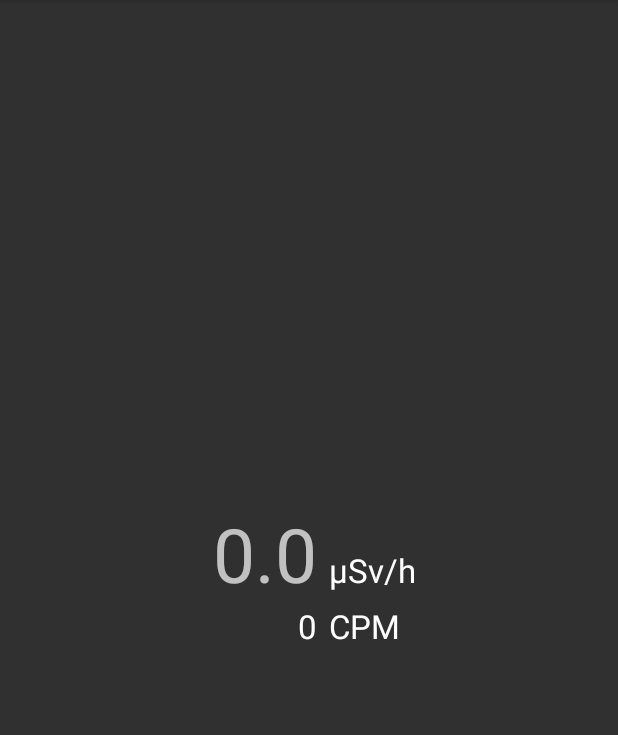
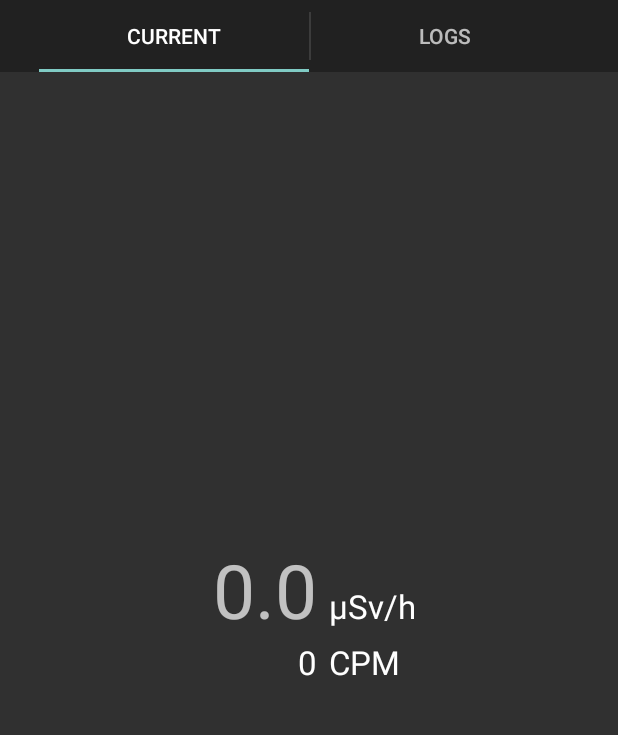
Before and after one commit to michaelkoetter/RadiationMonitor, an Android app: the screen it shows after launch (MainActivity), on a phone screen of 412 x 824 dp, the part 84-819 px from its top. Run offline under Robolectric (Android 15) with nearby library versions, the phone set to English and light mode, and no system bars; 4 statements that could not run were skipped.

Commit message:
- reorganized layout (tabs & fragments)

```diff
--- a/radmon/src/main/java/de/mkoetter/radmon/MainActivity.java
+++ b/radmon/src/main/java/de/mkoetter/radmon/MainActivity.java
@@ -5,46 +5,57 @@ import android.content.Intent;
 import android.content.ServiceConnection;
 import android.os.Bundle;
 import android.os.IBinder;
+import android.support.v4.app.FragmentTransaction;
+import android.support.v4.view.ViewPager;
+import android.support.v7.app.ActionBar;
 import android.support.v7.app.ActionBarActivity;
 import android.view.Menu;
 import android.view.MenuItem;
-import android.widget.TextView;
-import android.widget.Toast;
-
-import java.text.DecimalFormat;
-import java.text.DecimalFormatSymbols;
-import java.util.Locale;
 
 import de.mkoetter.radmon.db.Session;
 
-public class MainActivity extends ActionBarActivity implements RadmonServiceClient {
+public class MainActivity extends ActionBarActivity implements RadmonServiceClient, ActionBar.TabListener, ViewPager.OnPageChangeListener {
 
-    private static final DecimalFormat DECIMAL_FORMAT = new DecimalFormat("#0.00",
-            DecimalFormatSymbols.getInstance(Locale.US));
 
     private RadmonService radmonService = null;
     private Session currentSession = null;
+
+    private ViewPager viewPager;
+    private TabsPagerAdapter mAdapter;
+    private ActionBar actionBar;
 
     @Override
     protected void onCreate(Bundle savedInstanceState) {
         super.onCreate(savedInstanceState);
         setContentView(R.layout.activity_main);
 
-        // Set up the action bar to show a dropdown list.
-        // final ActionBar actionBar = getSupportActionBar();
-
         // bind our helper service
         Intent radmonServiceIntent = new Intent(this, RadmonService.class);
         startService(radmonServiceIntent);
         bindService(radmonServiceIntent, radmonServiceConnection, BIND_AUTO_CREATE);
+
+        actionBar = getSupportActionBar();
+        viewPager = (ViewPager) findViewById(R.id.pager);
+        viewPager.setOnPageChangeListener(this);
+        mAdapter = new TabsPagerAdapter(getSupportFragmentManager());
+
+        viewPager.setAdapter(mAdapter);
+        actionBar.setHomeButtonEnabled(false);
+        actionBar.setNavigationMode(ActionBar.NAVIGATION_MODE_TABS);
+
+        String[] tabs = {getString(R.string.tab_current), getString(R.string.tab_logs)};
+        for (String tab : tabs) {
+            actionBar.addTab(actionBar.newTab().setText(tab).setTabListener(this));
+        }
+
     }
 
     @Override
-    public void onRestoreInstanceState(Bundle savedInstanceState) {
-    }
-
-    @Override
-    public void onSaveInstanceState(Bundle outState) {
+    protected void onDestroy() {
+        super.onDestroy();
+        if (radmonService != null) {
+            radmonService.removeServiceClient(this);
+        }
     }
 
     @Override
@@ -53,7 +64,6 @@ public class MainActivity extends ActionBarActivity implements RadmonServiceClie
         getMenuInflater().inflate(R.menu.main, menu);
         return true;
     }
-
 
     @Override
     public boolean onPrepareOptionsMenu(Menu menu) {
@@ -105,25 +115,6 @@ public class MainActivity extends ActionBarActivity implements RadmonServiceClie
     }
 
     public void onUpdateCPM(final Long cpm) {
-        runOnUiThread(new Runnable() {
-            @Override
-            public void run() {
-                Double dose = 0d;
-
-                if (currentSession != null) {
-                    Double conversionFactor = currentSession.getConversionFactor();
-                    dose = cpm / conversionFactor;
-
-                    TextView txtCPM = (TextView) findViewById(R.id.txtCPM);
-                    TextView txtDose = (TextView) findViewById(R.id.txtDose);
-                    TextView txtUnit = (TextView) findViewById(R.id.txtDoseUnits);
-                    txtUnit.setText(currentSession.getUnit());
-                    txtCPM.setText(Long.toString(cpm));
-                    txtDose.setText(DECIMAL_FORMAT.format(dose));
-                }
-
-            }
-        });
     }
 
     @Override
@@ -138,7 +129,7 @@ public class MainActivity extends ActionBarActivity implements RadmonServiceClie
             RadmonService.LocalBinder binder = (RadmonService.LocalBinder)iBinder;
             radmonService = binder.getService();
 
-            radmonService.setServiceClient(MainActivity.this);
+            radmonService.addServiceClient(MainActivity.this);
             // this calls onUpdateSession, onUpdateCPM
         }
 
@@ -148,4 +139,34 @@ public class MainActivity extends ActionBarActivity implements RadmonServiceClie
         }
     };
 
+    public RadmonService getRadmonService() {
+        return radmonService;
+    }
+
+    @Override
+    public void onTabSelected(ActionBar.Tab tab, FragmentTransaction fragmentTransaction) {
+        viewPager.setCurrentItem(tab.getPosition());
+    }
+
+    @Override
+    public void onPageSelected(int position) {
+        getSupportActionBar().setSelectedNavigationItem(position);
+    }
+
+    @Override
+    public void onTabUnselected(ActionBar.Tab tab, FragmentTransaction fragmentTransaction) {
+    }
+
+    @Override
+    public void onTabReselected(ActionBar.Tab tab, FragmentTransaction fragmentTransaction) {
+    }
+
+    @Override
+    public void onPageScrolled(int position, float positionOffset, int positionOffsetPixels) {
+    }
+
+
+    @Override
+    public void onPageScrollStateChanged(int state) {
+    }
 }
--- /dev/null
+++ b/radmon/src/main/java/de/mkoetter/radmon/TabsPagerAdapter.java
@@ -0,0 +1,34 @@
+package de.mkoetter.radmon;
+
+import android.support.v4.app.Fragment;
+import android.support.v4.app.FragmentManager;
+import android.support.v4.app.FragmentPagerAdapter;
+
+import de.mkoetter.radmon.fragment.CurrentFragment;
+import de.mkoetter.radmon.fragment.LogsFragment;
+
+/**
+ * Created by mk on 02.04.14.
+ */
+public class TabsPagerAdapter extends FragmentPagerAdapter {
+
+    public TabsPagerAdapter(FragmentManager fm) {
+        super(fm);
+    }
+
+    @Override
+    public Fragment getItem(int position) {
+        switch (position) {
+            case 0:
+                return new CurrentFragment();
+            case 1:
+                return new LogsFragment();
+        };
+        return null;
+    }
+
+    @Override
+    public int getCount() {
+        return 2;
+    }
+}
--- /dev/null
+++ b/radmon/src/main/java/de/mkoetter/radmon/fragment/CurrentFragment.java
@@ -0,0 +1,102 @@
+package de.mkoetter.radmon.fragment;
+
+import android.content.ComponentName;
+import android.content.Context;
+import android.content.Intent;
+import android.content.ServiceConnection;
+import android.os.Bundle;
+import android.os.IBinder;
+import android.support.v4.app.Fragment;
+import android.view.LayoutInflater;
+import android.view.View;
+import android.view.ViewGroup;
+import android.widget.TextView;
+
+import java.text.DecimalFormat;
+import java.text.DecimalFormatSymbols;
+import java.util.Locale;
+
+import de.mkoetter.radmon.R;
+import de.mkoetter.radmon.RadmonService;
+import de.mkoetter.radmon.RadmonServiceClient;
+import de.mkoetter.radmon.db.Session;
+
+/**
+ * Created by mk on 02.04.14.
+ */
+public class CurrentFragment extends Fragment implements RadmonServiceClient {
+
+    private static final DecimalFormat DECIMAL_FORMAT = new DecimalFormat("#0.00",
+            DecimalFormatSymbols.getInstance(Locale.US));
+
+    private RadmonService radmonService = null;
+    private Session currentSession = null;
+
+    @Override
+    public void onCreate(Bundle savedInstanceState) {
+        super.onCreate(savedInstanceState);
+
+        // bind service
+        Intent radmonServiceIntent = new Intent(getActivity(), RadmonService.class);
+        getActivity().bindService(radmonServiceIntent, radmonServiceConnection, Context.BIND_AUTO_CREATE);
+    }
+
+    @Override
+    public void onDestroy() {
+        super.onDestroy();
+        if (radmonService != null) {
+            radmonService.removeServiceClient(this);
+        }
+    }
+
+    @Override
+    public View onCreateView(LayoutInflater inflater, ViewGroup container, Bundle savedInstanceState) {
+        View rootView = inflater.inflate(R.layout.fragment_current, container, false);
+        return rootView;
+    }
+
+    @Override
+    public void onUpdateCPM(final Long cpm) {
+
+        getActivity().runOnUiThread(new Runnable() {
+            @Override
+            public void run() {
+                Double dose = 0d;
+
+                if (currentSession != null) {
+                    Double conversionFactor = currentSession.getConversionFactor();
+                    dose = cpm / conversionFactor;
+
+                    TextView txtCPM = (TextView) getView().findViewById(R.id.txtCPM);
+                    TextView txtDose = (TextView) getView().findViewById(R.id.txtDose);
+                    TextView txtUnit = (TextView) getView().findViewById(R.id.txtDoseUnits);
+                    txtUnit.setText(currentSession.getUnit());
+                    txtCPM.setText(Long.toString(cpm));
+                    txtDose.setText(DECIMAL_FORMAT.format(dose));
+                }
+
+            }
+        });
+    }
+
+    @Override
+    public void onUpdateSession(Session session) {
+        this.currentSession = session;
+    }
+
+    private ServiceConnection radmonServiceConnection = new ServiceConnection() {
+        @Override
+        public void onServiceConnected(ComponentName componentName, IBinder iBinder) {
+            RadmonService.LocalBinder binder = (RadmonService.LocalBinder)iBinder;
+            radmonService = binder.getService();
+
+            radmonService.addServiceClient(CurrentFragment.this);
+            // this calls onUpdateSession, onUpdateCPM
+        }
+
+        @Override
+        public void onServiceDisconnected(ComponentName componentName) {
+            radmonService = null;
+        }
+    };
+}
--- /dev/null
+++ b/radmon/src/main/java/de/mkoetter/radmon/fragment/LogsFragment.java
@@ -0,0 +1,21 @@
+package de.mkoetter.radmon.fragment;
+
+import android.os.Bundle;
+import android.support.v4.app.Fragment;
+import android.view.LayoutInflater;
+import android.view.View;
+import android.view.ViewGroup;
+
+import de.mkoetter.radmon.R;
+
+/**
+ * Created by mk on 02.04.14.
+ */
+public class LogsFragment extends Fragment {
+
+    @Override
+    public View onCreateView(LayoutInflater inflater, ViewGroup container, Bundle savedInstanceState) {
+        View rootView = inflater.inflate(R.layout.fragment_logs, container, false);
+        return rootView;
+    }
+}
--- a/radmon/src/main/res/layout/activity_main.xml
+++ b/radmon/src/main/res/layout/activity_main.xml
@@ -1,77 +1,6 @@
-<FrameLayout xmlns:android="http://schemas.android.com/apk/res/android"
-    xmlns:tools="http://schemas.android.com/tools"
-    android:id="@+id/container"
+<?xml version="1.0" encoding="utf-8"?>
+<android.support.v4.view.ViewPager xmlns:android="http://schemas.android.com/apk/res/android"
+    android:id="@+id/pager"
     android:layout_width="match_parent"
-    android:layout_height="match_parent"
-    tools:context="de.mkoetter.radmon.MainActivity"
-    tools:ignore="MergeRootFrame">
-
-    <LinearLayout
-        android:orientation="vertical"
-        android:layout_width="fill_parent"
-        android:layout_height="fill_parent"
-        android:gravity="center_vertical|center_horizontal">
-
-        <TableLayout
-            android:layout_width="wrap_content"
-            android:layout_height="wrap_content"
-            android:orientation="horizontal">
-
-            <TableRow
-                android:layout_width="fill_parent"
-                android:layout_height="fill_parent"
-                android:gravity="right">
-
-                <TextView
-                    android:layout_width="wrap_content"
-                    android:layout_height="wrap_content"
-                    android:text="0.0"
-                    android:id="@+id/txtDose"
-                    android:textSize="50dp"
-                    android:layout_gravity="bottom|right"
-                    android:layout_column="1"
-                    android:paddingEnd="@dimen/default_gap"
-                    android:paddingStart="@dimen/default_gap" />
-
-                <TextView
-                    android:layout_width="wrap_content"
-                    android:layout_height="wrap_content"
-                    android:textAppearance="?android:attr/textAppearanceLarge"
-                    android:text="µSv/h"
-                    android:id="@+id/txtDoseUnits"
-                    android:layout_gravity="bottom"
-                    android:layout_column="2" />
-            </TableRow>
-
-            <TableRow
-                android:layout_width="fill_parent"
-                android:layout_height="fill_parent"
-                android:gravity="right">
-
-                <TextView
-                    android:layout_width="wrap_content"
-                    android:layout_height="wrap_content"
-                    android:textAppearance="?android:attr/textAppearanceLarge"
-                    android:text="0"
-                    android:id="@+id/txtCPM"
-                    android:layout_gravity="bottom|right"
-                    android:layout_column="1"
-                    android:paddingEnd="@dimen/default_gap"
-                    android:paddingStart="@dimen/default_gap" />
-
-                <TextView
-                    android:layout_width="wrap_content"
-                    android:layout_height="wrap_content"
-                    android:textAppearance="?android:attr/textAppearanceLarge"
-                    android:text="CPM"
-                    android:id="@+id/txtCPMUnits"
-                    android:layout_column="2"
-                    android:layout_gravity="bottom" />
-
-            </TableRow>
-
-        </TableLayout>
-
-    </LinearLayout>
-
-</FrameLayout>
+    android:layout_height="match_parent">
+</android.support.v4.view.ViewPager>
--- /dev/null
+++ b/radmon/src/main/res/layout/fragment_current.xml
@@ -0,0 +1,77 @@
+<FrameLayout xmlns:android="http://schemas.android.com/apk/res/android"
+    xmlns:tools="http://schemas.android.com/tools"
+    android:id="@+id/container"
+    android:layout_width="match_parent"
+    android:layout_height="match_parent"
+    tools:context="de.mkoetter.radmon.MainActivity"
+    tools:ignore="MergeRootFrame">
+
+    <LinearLayout
+        android:orientation="vertical"
+        android:layout_width="fill_parent"
+        android:layout_height="fill_parent"
+        android:gravity="center_vertical|center_horizontal">
+
+        <TableLayout
+            android:layout_width="wrap_content"
+            android:layout_height="wrap_content"
+            android:orientation="horizontal">
+
+            <TableRow
+                android:layout_width="fill_parent"
+                android:layout_height="fill_parent"
+                android:gravity="right">
+
+                <TextView
+                    android:layout_width="wrap_content"
+                    android:layout_height="wrap_content"
+                    android:text="0.0"
+                    android:id="@+id/txtDose"
+                    android:textSize="50dp"
+                    android:layout_gravity="bottom|right"
+                    android:layout_column="1"
+                    android:paddingEnd="@dimen/default_gap"
+                    android:paddingStart="@dimen/default_gap" />
+
+                <TextView
+                    android:layout_width="wrap_content"
+                    android:layout_height="wrap_content"
+                    android:textAppearance="?android:attr/textAppearanceLarge"
+                    android:text="µSv/h"
+                    android:id="@+id/txtDoseUnits"
+                    android:layout_gravity="bottom"
+                    android:layout_column="2" />
+            </TableRow>
+
+            <TableRow
+                android:layout_width="fill_parent"
+                android:layout_height="fill_parent"
+                android:gravity="right">
+
+                <TextView
+                    android:layout_width="wrap_content"
+                    android:layout_height="wrap_content"
+                    android:textAppearance="?android:attr/textAppearanceLarge"
+                    android:text="0"
+                    android:id="@+id/txtCPM"
+                    android:layout_gravity="bottom|right"
+                    android:layout_column="1"
+                    android:paddingEnd="@dimen/default_gap"
+                    android:paddingStart="@dimen/default_gap" />
+
+                <TextView
+                    android:layout_width="wrap_content"
+                    android:layout_height="wrap_content"
+                    android:textAppearance="?android:attr/textAppearanceLarge"
+                    android:text="CPM"
+                    android:id="@+id/txtCPMUnits"
+                    android:layout_column="2"
+                    android:layout_gravity="bottom" />
+
+            </TableRow>
+
+        </TableLayout>
+
+    </LinearLayout>
+
+</FrameLayout>
--- a/radmon/src/main/res/values/strings.xml
+++ b/radmon/src/main/res/values/strings.xml
@@ -5,6 +5,9 @@
     <string name="action_settings">Settings</string>
     <string name="action_connect">Connect</string>
     <string name="action_disconnect">Disconnect</string>
+
+    <string name="tab_current">Current</string>
+    <string name="tab_logs">Logs</string>
 
     <string name="bluetooth_not_supported">This device doesn\'t support Bluetooth.</string>
     <string name="bluetooth_enabled">Bluetooth enabled</string>
```
Also changed, not shown: radmon/src/main/java/de/mkoetter/radmon/RadmonService.java (+21 -10 lines), radmon/src/main/res/layout/fragment_logs.xml (added, +14 -0 lines).
